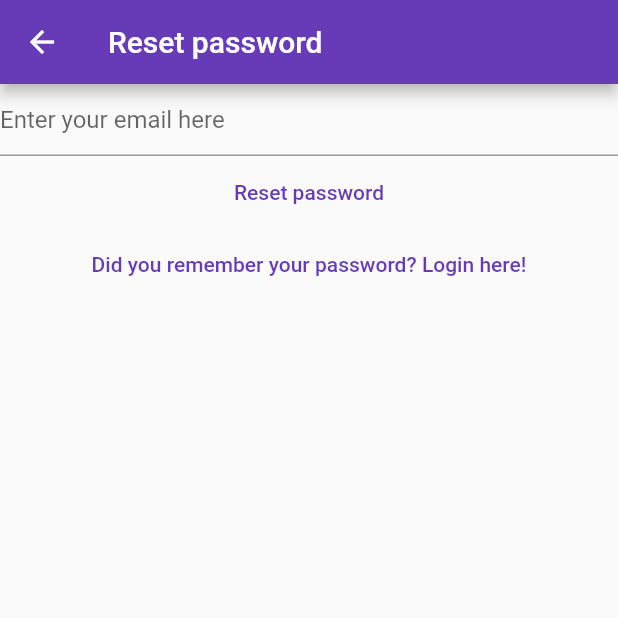
After one commit to peakodev/flutter-mynotes, a Flutter app: the ResetPasswordView screen opened directly, after a tap on "Did you remember your password? Login he", on a phone screen of 412 x 824 dp, the top half of it. The commit adds this screen. Run offline on Flutter 3.47's test engine with Material 2 defaults, Android fonts, the phone set to English and light mode, and no system bars; our stand-ins replace bloc, cloud_firestore, equatable, firebase_auth, firebase_core, flutter_bloc and 2 more; accounts and stored records are empty; network calls fail.

Commit message:
chapter-44: own realization for reset password

```diff
--- a/lib/main.dart
+++ b/lib/main.dart
@@ -10,6 +10,7 @@ import 'package:mynotes/views/login_view.dart';
 import 'package:mynotes/views/notes/create_update_note_view.dart';
 import 'package:mynotes/views/notes/notes_view.dart';
 import 'package:mynotes/views/register_view.dart';
+import 'package:mynotes/views/reset_password_view.dart';
 import 'package:mynotes/views/user_info.dart';
 import 'package:mynotes/views/verify_email_view.dart';
 
@@ -58,6 +59,8 @@ class HomePage extends StatelessWidget {
           return const LoginView();
         } else if (state is AuthStateRegistering) {
           return const RegisterView();
+        } else if (state is AuthStateResetPassword) {
+          return const ResetPasswordView();
         } else {
           return const Scaffold(
             body: CircularProgressIndicator(),
--- a/lib/services/auth/auth_provider.dart
+++ b/lib/services/auth/auth_provider.dart
@@ -13,4 +13,7 @@ abstract class AuthProvider {
   });
   Future<void> logOut();
   Future<void> sendEmailVerification();
+  Future<void> resetPassword({
+    required String email,
+  });
 }
--- a/lib/services/auth/auth_service.dart
+++ b/lib/services/auth/auth_service.dart
@@ -39,4 +39,8 @@ class AuthService implements AuthProvider {
 
   @override
   Future<void> sendEmailVerification() => provider.sendEmailVerification();
+
+  @override
+  Future<void> resetPassword({required String email}) =>
+      provider.resetPassword(email: email);
 }
--- a/lib/services/auth/bloc/auth_event.dart
+++ b/lib/services/auth/bloc/auth_event.dart
@@ -32,3 +32,8 @@ class AuthEventRegister extends AuthEvent {
 class AuthEventShouldRegister extends AuthEvent {
   const AuthEventShouldRegister();
 }
+
+class AuthEventResetPassword extends AuthEvent {
+  final String? email;
+  const AuthEventResetPassword({this.email});
+}
--- a/lib/services/auth/bloc/auth_state.dart
+++ b/lib/services/auth/bloc/auth_state.dart
@@ -51,3 +51,17 @@ class AuthStateLoggedOut extends AuthState with EquatableMixin {
   @override
   List<Object?> get props => [exception, isLoading];
 }
+
+class AuthStateResetPassword extends AuthState with EquatableMixin {
+  final Exception? exception;
+  final bool emailSent = false;
+  const AuthStateResetPassword({
+    required this.exception,
+    required bool isLoading,
+    String? loadingText,
+    required bool emailSent,
+  }) : super(isLoading: isLoading, loadingText: loadingText);
+
+  @override
+  List<Object?> get props => [exception, isLoading, emailSent];
+}
--- a/lib/services/cloud/firebase_cloud_storage.dart
+++ b/lib/services/cloud/firebase_cloud_storage.dart
@@ -5,10 +5,11 @@ import 'package:mynotes/services/cloud/cloud_storage_exceptions.dart';
 
 class FirebaseCloudStorage {
   // Setup service as Singleton - start
+  factory FirebaseCloudStorage() => _shared;
   static final FirebaseCloudStorage _shared =
       FirebaseCloudStorage._sharedInstance();
   FirebaseCloudStorage._sharedInstance();
-  factory FirebaseCloudStorage() => _shared;
+
   // Setup service as Singleton - end
 
   final notes = FirebaseFirestore.instance.collection('notes');
--- /dev/null
+++ b/lib/views/reset_password_view.dart
@@ -0,0 +1,84 @@
+import 'package:flutter/material.dart';
+import 'package:flutter_bloc/flutter_bloc.dart';
+import 'package:mynotes/services/auth/auth_exceptions.dart';
+import 'package:mynotes/services/auth/bloc/auth_bloc.dart';
+import 'package:mynotes/services/auth/bloc/auth_event.dart';
+import 'package:mynotes/services/auth/bloc/auth_state.dart';
+import 'package:mynotes/utilities/dialogs/cannot_share_empty_note_dialog.dart';
+import 'package:mynotes/utilities/dialogs/error_dialog.dart';
+
+class ResetPasswordView extends StatefulWidget {
+  const ResetPasswordView({Key? key}) : super(key: key);
+
+  @override
+  State<ResetPasswordView> createState() => _ResetPasswordViewState();
+}
+
+class _ResetPasswordViewState extends State<ResetPasswordView> {
+  late final TextEditingController _email;
+
+  @override
+  void initState() {
+    _email = TextEditingController();
+    super.initState();
+  }
+
+  @override
+  void dispose() {
+    _email.dispose();
+    super.dispose();
+  }
+
+  @override
+  Widget build(BuildContext context) {
+    return BlocListener<AuthBloc, AuthState>(
+      listener: (context, state) async {
+        if (state is AuthStateResetPassword) {
+          if (state.exception is UserNotFoundAuthException) {
+            await showErrorDialog(context, 'Wrong credentials');
+          } else if (state.exception is InvalidEmailAuthException) {
+            await showErrorDialog(context, 'This is an invalid email');
+          } else if (state.exception is GenericAuthException) {
+            await showErrorDialog(context, 'Authentication error');
+          }
+          if (state.emailSent) {
+            await showCannotShareEmptyNoteDialog(context);
+          }
+        }
+      },
+      child: Scaffold(
+          appBar: AppBar(title: const Text('Reset password')),
+          body: Column(
+            children: [
+              TextField(
+                controller: _email,
+                enableSuggestions: false,
+                autocorrect: false,
+                keyboardType: TextInputType.emailAddress,
+                decoration:
+                    const InputDecoration(hintText: 'Enter your email here'),
+              ),
+              TextButton(
+                onPressed: () async {
+                  context.read<AuthBloc>().add(
+                        AuthEventResetPassword(
+                          email: _email.text,
+                        ),
+                      );
+                },
+                child: const Text('Reset password'),
+              ),
+              TextButton(
+                onPressed: () {
+                  context.read<AuthBloc>().add(
+                        const AuthEventLogOut(),
+                      );
+                },
+                child:
+                    const Text('Did you remember your password? Login here!'),
+              )
+            ],
+          )),
+    );
+  }
+}
```
Also changed, not shown: lib/services/auth/bloc/auth_bloc.dart (+35 -37 lines), lib/services/auth/firebase_auth_provider.dart (+17 -1 lines), lib/views/login_view.dart (+8 -2 lines), 1 other file.
